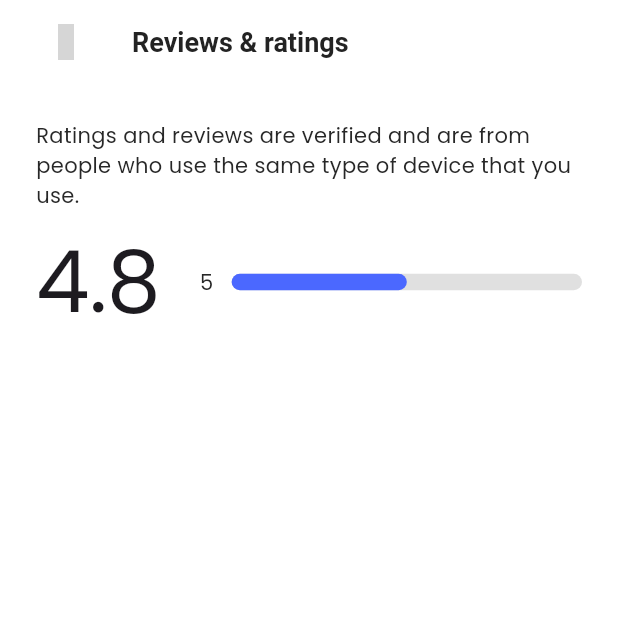
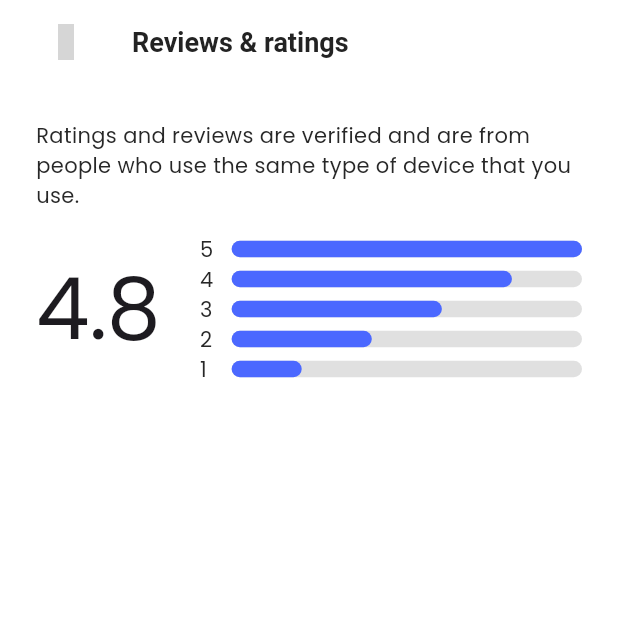
Before and after one commit to huzaifaghazali/TStore, a Flutter app: the ProductReviewScreen screen opened directly, on a phone screen of 412 x 824 dp, the top half of it. Run offline on Flutter 3.47's test engine with Material 3 defaults, Android fonts, the phone set to English and light mode, and no system bars; our stand-ins replace carousel_slider, get, get_storage, iconsax, logger, readmore and 1 more; accounts and stored records are empty; grey boxes are pictures that could not be loaded.

Commit message:
Refactor progress indicator code

```diff
--- a/lib/features/shop/screens/product_reivews/product_reviews.dart
+++ b/lib/features/shop/screens/product_reivews/product_reviews.dart
@@ -3,6 +3,8 @@ import 'package:t_store/common/widgets/appbar/appbar.dart';
 import 'package:t_store/utils/constants/colors.dart';
 import 'package:t_store/utils/constants/sizes.dart';
 import 'package:t_store/utils/device/device_utility.dart';
+
+import 'widgets/progress_indicator_and_rating.dart';
 
 class ProductReviewScreen extends StatelessWidget {
   const ProductReviewScreen({super.key});
@@ -27,28 +29,15 @@ class ProductReviewScreen extends StatelessWidget {
               Row(
                 children: [
                   Expanded(flex: 3, child: Text('4.8', style: Theme.of(context).textTheme.displayLarge)),
-                  Expanded(
+                  const Expanded(
                     flex: 7,
                     child: Column(
                       children: [
-                        Row(
-                          children: [
-                            Expanded(flex: 1, child: Text('5', style: Theme.of(context).textTheme.bodyMedium)),
-                            Expanded(
-                              flex: 11,
-                              child: SizedBox(
-                                width: TDeviceUtils.getScreenWidth(context) * 0.5,
-                                child: LinearProgressIndicator(
-                                  value: 0.5,
-                                  minHeight: 11,
-                                  backgroundColor: TColors.grey,
-                                  valueColor: const AlwaysStoppedAnimation(TColors.primary),
-                                  borderRadius: BorderRadius.circular(7),
-                                ),
-                              ),
-                            )
-                          ],
-                        )
+                        TRatingProgressIndicator(text: '5', value: 1.0),
+                        TRatingProgressIndicator(text: '4', value: 0.8),
+                        TRatingProgressIndicator(text: '3', value: 0.6),
+                        TRatingProgressIndicator(text: '2', value: 0.4),
+                        TRatingProgressIndicator(text: '1', value: 0.2),
                       ],
                     ),
                   )
--- /dev/null
+++ b/lib/features/shop/screens/product_reivews/widgets/progress_indicator_and_rating.dart
@@ -0,0 +1,35 @@
+import 'package:flutter/material.dart';
+
+import '../../../../../utils/constants/colors.dart';
+import '../../../../../utils/device/device_utility.dart';
+
+class TRatingProgressIndicator extends StatelessWidget {
+  const TRatingProgressIndicator({
+    super.key, this.text, required this.value,
+  });
+
+  final text;
+  final double value;
+
+  @override
+  Widget build(BuildContext context) {
+    return Row(
+      children: [
+        Expanded(flex: 1, child: Text(text, style: Theme.of(context).textTheme.bodyMedium)),
+        Expanded(
+          flex: 11,
+          child: SizedBox(
+            width: TDeviceUtils.getScreenWidth(context) * 0.5,
+            child: LinearProgressIndicator(
+              value: value,
+              minHeight: 11,
+              backgroundColor: TColors.grey,
+              valueColor: const AlwaysStoppedAnimation(TColors.primary),
+              borderRadius: BorderRadius.circular(7),
+            ),
+          ),
+        )
+      ],
+    );
+  }
+}
```
